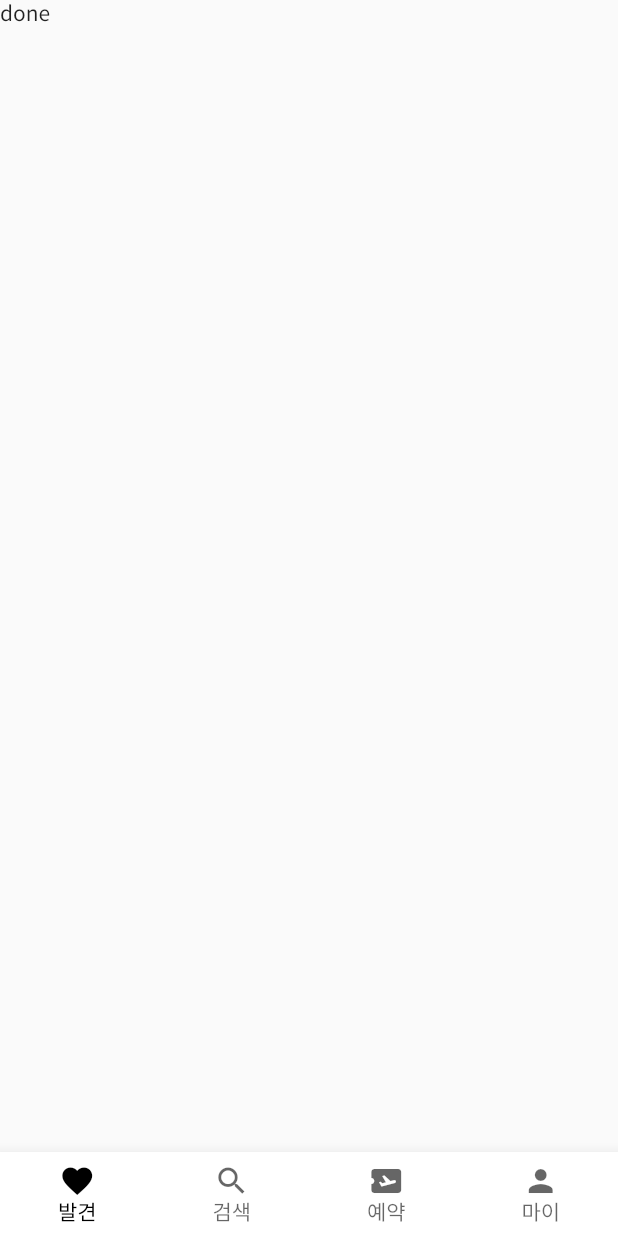
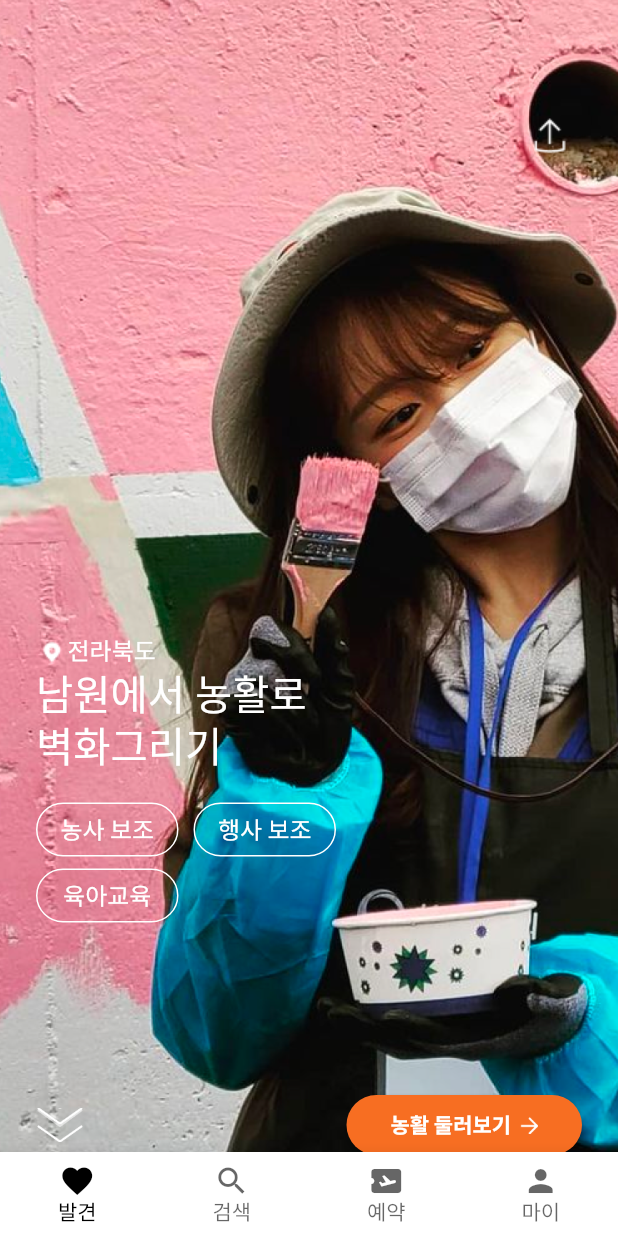
Before and after one commit to SeongYongLee/rurallife_flutter, a Flutter app: the screen it shows after launch, on a phone screen of 412 x 824 dp. Run offline on Flutter 3.47's test engine with Material 2 defaults, Android fonts, the phone set to English and light mode, and no system bars; Roboto replaces fonts that are missing (Cafe24Dangdanghae).

Commit message:
feat: home page

```diff
--- a/assets/mock/volunteer/volunteer.json
+++ b/assets/mock/volunteer/volunteer.json
@@ -1,36 +1,36 @@
 {
-    "feed": [
+    "lists": [
         {
             "id": "1",
-            "imageUrl": "assets/images/mock/0.png",
+            "imageUrl": "assets/mock/volunteer/0.png",
             "location": "전라북도",
             "name": "남원에서 농활로 벽화그리기",
             "volunteerList": ["농사 보조", "행사 보조", "육아교육"]
         },
         {
             "id": "2",
-            "imageUrl": "assets/images/mock/1.png",
+            "imageUrl": "assets/mock/volunteer/1.png",
             "location": "전라북도",
             "name": "전북에서 진짜 농활 경험하기",
             "volunteerList": ["농사 보조", "행사 보조", "육아교육"]
         },
         {
             "id": "3",
-            "imageUrl": "assets/images/mock/2.png",
+            "imageUrl": "assets/mock/volunteer/2.png",
             "location": "전라북도",
             "name": "순천에서 농활하고 한옥체험하기",
             "volunteerList": ["농사 보조", "행사 보조", "육아교육"]
         },
         {
             "id": "4",
-            "imageUrl": "assets/images/mock/3.png",
+            "imageUrl": "assets/mock/volunteer/3.png",
             "location": "전라북도",
             "name": "혼자서도 갈 수 있는 힐링농활",
             "volunteerList": ["농사 보조", "행사 보조", "육아교육"]
         },
         {
             "id": "5",
-            "imageUrl": "assets/images/mock/4.png",
+            "imageUrl": "assets/mock/volunteer/4.png",
             "location": "전라북도",
             "name": "부산에서 농활하고 저녁엔 바다즐기기",
             "volunteerList": ["농사 보조", "행사 보조", "육아교육"]
--- a/lib/api/mock.dart
+++ b/lib/api/mock.dart
@@ -12,12 +12,12 @@ class Mock {
 
     final Map<String, dynamic> json = jsonDecode(dataString);
 
-    if (json['recipes'] != null) {
-      final recipes = <Volunteer>[];
-      json['recipes'].forEach((v) {
-        recipes.add(Volunteer.fromJson(v));
+    if (json['lists'] != null) {
+      final lists = <Volunteer>[];
+      json['lists'].forEach((v) {
+        lists.add(Volunteer.fromJson(v));
       });
-      return recipes;
+      return lists;
     } else {
       return [];
     }
--- /dev/null
+++ b/lib/components/home/index.dart
@@ -0,0 +1 @@
+export 'volunteer_list_view.dart';
--- /dev/null
+++ b/lib/components/home/volunteer_list_view.dart
@@ -0,0 +1,26 @@
+import 'package:flutter/material.dart';
+import 'package:rurallife_flutter/components/home/volunteer_tile.dart';
+import 'package:rurallife_flutter/models/index.dart';
+
+class VolunteerListView extends StatelessWidget {
+  final List<Volunteer> volunteerLists;
+
+  const VolunteerListView({
+    Key? key,
+    required this.volunteerLists,
+  }) : super(key: key);
+
+  @override
+  Widget build(BuildContext context) {
+    return ListView.builder(
+      padding: EdgeInsets.zero,
+      primary: true,
+      scrollDirection: Axis.vertical,
+      itemCount: volunteerLists.length,
+      itemBuilder: (context, index) {
+        final volunteer = volunteerLists[index];
+        return VolunteerTile(volunteer: volunteer);
+      },
+    );
+  }
+}
--- /dev/null
+++ b/lib/components/home/volunteer_tile.dart
@@ -0,0 +1,158 @@
+import 'package:flutter/material.dart';
+import 'package:rurallife_flutter/models/index.dart';
+
+class VolunteerTile extends StatelessWidget {
+  final Volunteer volunteer;
+
+  const VolunteerTile({
+    Key? key,
+    required this.volunteer,
+  }) : super(key: key);
+
+  @override
+  Widget build(BuildContext context) {
+    return Stack(
+      children: [
+        Center(
+          child: Image.asset(
+            volunteer.imageUrl,
+            fit: BoxFit.cover,
+            height: 820,
+            alignment: new Alignment(-1.0, -1.0),
+          ),
+        ),
+        Positioned(
+          top: 70,
+          right: 25,
+          child: Image.asset('assets/images/common/share.png'),
+        ),
+        Positioned(
+          top: 400,
+          child: Padding(
+            padding: const EdgeInsets.all(24.0),
+            child: Column(
+              mainAxisAlignment: MainAxisAlignment.start,
+              crossAxisAlignment: CrossAxisAlignment.start,
+              children: [
+                SizedBox(
+                  width: 195,
+                  child: Wrap(
+                    spacing: 10.0,
+                    children: [
+                      Row(
+                        mainAxisAlignment: MainAxisAlignment.start,
+                        crossAxisAlignment: CrossAxisAlignment.start,
+                        children: [
+                          Image.asset('assets/images/common/location_icon.png'),
+                          Text(
+                            volunteer.location,
+                            style: TextStyle(
+                              fontSize: 16.0,
+                              color: Colors.white,
+                            ),
+                          ),
+                        ],
+                      ),
+                      Text(
+                        volunteer.name,
+                        style: TextStyle(
+                          fontSize: 27.0,
+                          color: Colors.white,
+                          fontFamily: 'Cafe24Dangdanghae',
+                          height: 1.3,
+                        ),
+                      ),
+                    ],
+                  ),
+                ),
+                SizedBox(height: 20),
+                SizedBox(
+                  height: 110,
+                  width: 200,
+                  child: Wrap(
+                    spacing: 10.0,
+                    children: List.generate(
+                      volunteer.volunteerList.length,
+                      (index) {
+                        return Padding(
+                          padding: const EdgeInsets.only(bottom: 8.0),
+                          child: Container(
+                            width: 95,
+                            height: 36,
+                            decoration: BoxDecoration(
+                              border: Border.all(color: Color(0xFFffffff)),
+                              borderRadius: BorderRadius.circular(30),
+                            ),
+                            child: Center(
+                              child: Text(
+                                volunteer.volunteerList[index].toString(),
+                                style: TextStyle(
+                                  fontSize: 16.0,
+                                  color: Colors.white,
+                                ),
+                              ),
+                            ),
+                          ),
+                        );
+                      },
+                    ),
+                  ),
+                )
+              ],
+            ),
+          ),
+        ),
+        Positioned.fill(
+          top: 680,
+          child: Padding(
+            padding: const EdgeInsets.symmetric(horizontal: 24),
+            child: Row(
+              mainAxisAlignment: MainAxisAlignment.spaceBetween,
+              children: [
+                Image.asset(
+                  'assets/images/home/down_double_arrow.png',
+                  width: 32,
+                  height: 23,
+                ),
+                ConstrainedBox(
+                  constraints: BoxConstraints.tightFor(width: 157, height: 40),
+                  child: ElevatedButton(
+                    style: ElevatedButton.styleFrom(
+                      primary: Color(0xFFf76e22),
+                      shape: RoundedRectangleBorder(
+                        borderRadius: BorderRadius.circular(30.0),
+                      ),
+                    ),
+                    onPressed: () {
+                      print('hi');
+                    },
+                    child: Row(
+                      mainAxisAlignment: MainAxisAlignment.center,
+                      children: [
+                        Text(
+                          '농활 둘러보기',
+                          style: TextStyle(
+                            fontSize: 14,
+                            fontWeight: FontWeight.bold,
+                          ),
+                        ),
+                        SizedBox(
+                          width: 6,
+                        ),
+                        Image.asset(
+                          'assets/images/home/right_arrow.png',
+                          width: 12,
+                          height: 12,
+                        )
+                      ],
+                    ),
+                  ),
+                ),
+              ],
+            ),
+          ),
+        )
+      ],
+    );
+  }
+}
--- a/lib/pages/home.dart
+++ b/lib/pages/home.dart
@@ -1,24 +1,20 @@
 import 'package:flutter/material.dart';
 import 'package:rurallife_flutter/api/mock.dart';
+import 'package:rurallife_flutter/components/home/index.dart';
 import 'package:rurallife_flutter/models/volunteer.dart';
 import 'package:rurallife_flutter/router/index.dart';
 
-class Home extends StatefulWidget {
+class Home extends StatelessWidget {
   static MaterialPage page() {
     return MaterialPage(
       name: Routes.home,
       key: ValueKey(Routes.home),
-      child: const Home(),
+      child: Home(),
     );
   }
 
-  const Home({Key? key}) : super(key: key);
+  Home({Key? key}) : super(key: key);
 
-  @override
-  _HomeState createState() => _HomeState();
-}
-
-class _HomeState extends State<Home> {
   final mock = Mock();
 
   @override
@@ -28,7 +24,7 @@ class _HomeState extends State<Home> {
         future: mock.getVolunteer(),
         builder: (context, AsyncSnapshot<List<Volunteer>> snapshot) {
           if (snapshot.connectionState == ConnectionState.done) {
-            return Text('done');
+            return VolunteerListView(volunteerLists: snapshot.data ?? []);
           } else {
             return const Center(child: CircularProgressIndicator());
           }
```
Also changed, not shown: assets/images/common/location_icon.png (added), assets/mock/volunteer/4.png.
